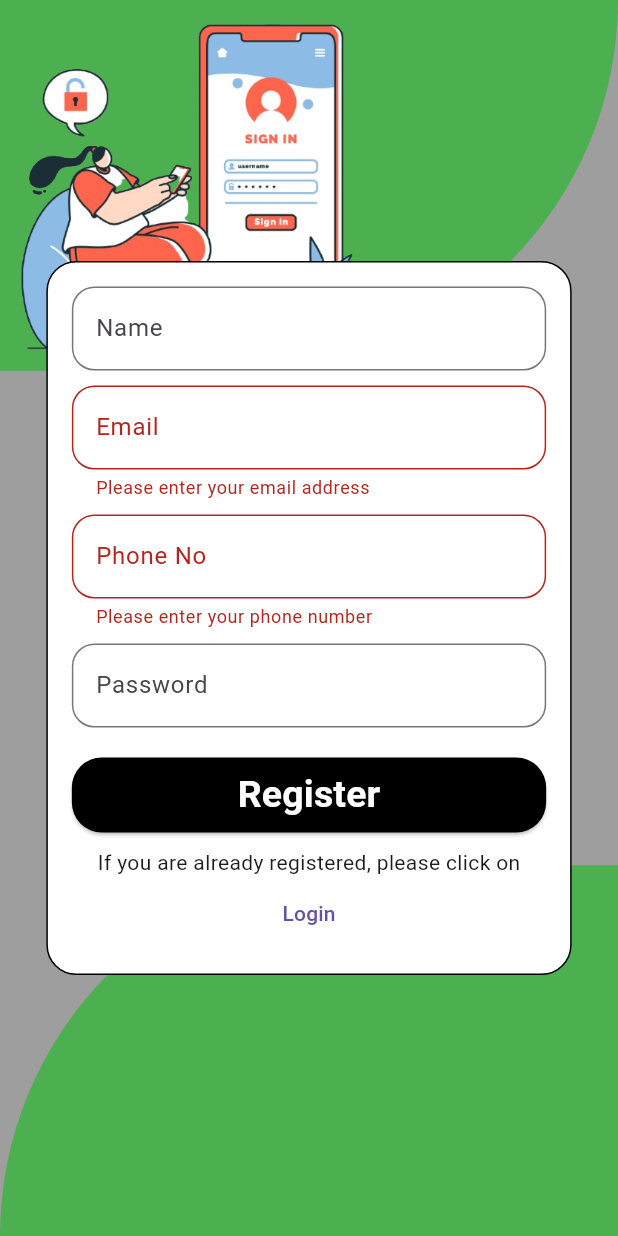
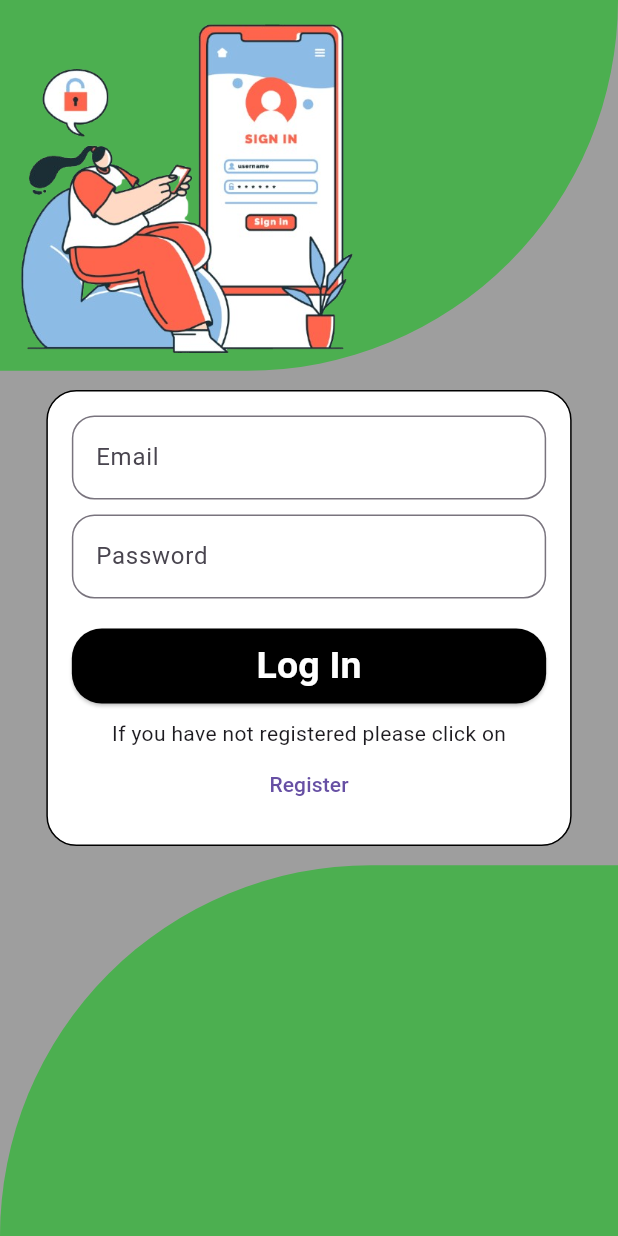
Before and after one commit to Tech-Gammer/Pharmacy_POS_SYSTEM, a Flutter app: the screen it shows after launch, after a tap on "Register", after a tap on "Login", on a phone screen of 412 x 824 dp. Run offline on Flutter 3.47's test engine with Material 3 defaults, Android fonts, the phone set to English and light mode, and no system bars; our stand-ins replace firebase_core, firebase_database; accounts and stored records are empty; generated files the repository leaves out were written again.

Commit message:
Added new

```diff
--- a/lib/auth_pages/Loginpage.dart
+++ b/lib/auth_pages/Loginpage.dart
@@ -0,0 +1,184 @@
+
+import 'package:flutter/material.dart';
+import 'package:provider/provider.dart';
+
+import '../Providers/userprovider.dart';
+import 'Registerpage.dart';
+
+class LoginPage extends StatefulWidget {
+  const LoginPage({super.key});
+
+  @override
+  State<LoginPage> createState() => _LoginPageState();
+}
+
+class _LoginPageState extends State<LoginPage> {
+  final TextEditingController emailController = TextEditingController();
+  final TextEditingController passwordController = TextEditingController();
+  final GlobalKey<FormState> _formKey = GlobalKey<FormState>();
+
+  @override
+  Widget build(BuildContext context) {
+    return Scaffold(
+      body: Stack(
+        children: [
+          // Full-screen grey container
+          Container(
+            color: Colors.grey,
+            width: double.infinity,
+            height: double.infinity,
+            child: Stack(
+              children: [
+                Container(
+                  height: MediaQuery.of(context).size.height * 0.3,
+                  width: double.infinity,
+                  decoration: BoxDecoration(
+                    color: Colors.green,
+                    borderRadius: BorderRadius.only(
+                      bottomRight: Radius.circular(280),
+                    ),
+                  ),
+                  child: Align(
+                    alignment: Alignment.bottomLeft,
+                    child: Image.asset('assets/images/login.png'),
+                  ),
+                ),
+                Align(
+                  alignment: Alignment.bottomCenter,
+                  child: Container(
+                    height: MediaQuery.of(context).size.height * 0.3,
+                    decoration: BoxDecoration(
+                      color: Colors.green,
+                      borderRadius: BorderRadius.only(
+                        topLeft: Radius.circular(280),
+                      ),
+                    ),
+                  ),
+                ),
+              ],
+            ),
+          ),
+
+          // Centered container on top of the grey container
+          Center(
+            child: Container(
+              width: MediaQuery.of(context).size.width * 0.85,
+              decoration: BoxDecoration(
+                color: Colors.white,
+                border: Border.all(width: 1),
+                borderRadius: BorderRadius.circular(20),
+              ),
+              child: Padding(
+                padding: const EdgeInsets.all(16.0),
+                child: Form(
+                  key: _formKey,
+                  child: Consumer<UserProvider>(
+                    builder: (context, authProvider, child) {
+                      return Column(
+                        mainAxisSize: MainAxisSize.min,
+                        children: [
+                          TextFormField(
+                            controller: emailController,
+                            decoration: const InputDecoration(
+                              hintText: "Enter Your Email Address",
+                              labelText: "Email",
+                              border: OutlineInputBorder(
+                                borderRadius: BorderRadius.all(Radius.circular(15)),
+                              ),
+                            ),
+                            validator: (value) {
+                              if (value == null || value.isEmpty) {
+                                return 'Please enter your email address';
+                              }
+                              String pattern = r'^[a-zA-Z0-9._%+-]+@[a-zA-Z0-9.-]+\.[a-zA-Z]{2,}$';
+                              RegExp regex = RegExp(pattern);
+                              if (!regex.hasMatch(value)) {
+                                return 'Please enter a valid email address';
+                              }
+                              return null;
+                            },
+                          ),
+                          const SizedBox(height: 10),
+                          TextFormField(
+                            controller: passwordController,
+                            decoration: const InputDecoration(
+                              hintText: "Enter Your Password",
+                              labelText: "Password",
+                              border: OutlineInputBorder(
+                                borderRadius: BorderRadius.all(Radius.circular(15)),
+                              ),
+                            ),
+                            obscureText: true,
+                          ),
+                          const SizedBox(height: 20),
+                          ElevatedButton(
+                            onPressed: authProvider.isLoggingIn
+                                ? null
+                                : () {
+                              if (_formKey.currentState!.validate()) {
+                                loginUser(authProvider);
+                              }
+                            },
+                            style: ElevatedButton.styleFrom(
+                              backgroundColor: Colors.black,
+                              shape: RoundedRectangleBorder(
+                                borderRadius: BorderRadius.circular(20),
+                              ),
+                              minimumSize: const Size(double.infinity, 50),
+                            ),
+                            child: authProvider.isLoggingIn
+                                ? const CircularProgressIndicator(color: Colors.white)
+                                : const Text(
+                              "Log In",
+                              style: TextStyle(fontSize: 25, color: Colors.white, fontWeight: FontWeight.bold),
+                            ),
+                          ),
+                          const SizedBox(height: 10),
+                          const Text("If you have not registered please click on"),
+                          TextButton(
+                            onPressed: () {
+                              Navigator.push(context, MaterialPageRoute(builder: (context) => RegisterPage()));
+                            },
+                            child: const Text("Register"),
+                          ),
+                        ],
+                      );
+                    },
+                  ),
+                ),
+              ),
+            ),
+          ),
+        ],
+      ),
+    );
+  }
+
+  void loginUser(UserProvider authProvider) async {
+    try {
+      String? role = await authProvider.loginUser(
+        emailController.text.trim(),
+        passwordController.text.trim(),
+      );
+
+      // Use a switch-case or if-else for clearer role handling
+      switch (role) {
+        case 'Manager':
+          Navigator.pushReplacementNamed(context, '/managerpage');
+          break;
+        case 'User':
+          Navigator.pushReplacementNamed(context, '/employeepage');
+
+          break;
+        default:
+          _showSnackbar(context, 'User data not found for Employee,or Manager.');
+      }
+    } catch (e) {
+      _showSnackbar(context, 'Error: ${e.toString()}');
+    }
+  }
+
+  void _showSnackbar(BuildContext context, String message) {
+    ScaffoldMessenger.of(context).showSnackBar(SnackBar(content: Text(message)));
+  }
+}
--- a/lib/auth_pages/Registerpage.dart
+++ b/lib/auth_pages/Registerpage.dart
@@ -3,6 +3,7 @@ import 'package:provider/provider.dart';
 
 import '../Models/usermodel.dart';
 import '../Providers/userprovider.dart';
+import 'Loginpage.dart';
 
 
 class RegisterPage extends StatefulWidget {
@@ -42,7 +43,14 @@ class _RegisterPageState extends State<RegisterPage> {
       await userProvider.registerUser(user);
       ScaffoldMessenger.of(context).showSnackBar(
         const SnackBar(content: Text('Registration successful!')),
+
       );
+
+      nc.clear();
+      ec.clear();
+      phonec.clear();
+      pass.clear();
+
       // Optionally, navigate to another page or clear fields here.
     } catch (e) {
       ScaffoldMessenger.of(context).showSnackBar(
@@ -207,8 +215,8 @@ class _RegisterPageState extends State<RegisterPage> {
                       const Text("If you are already registered, please click on"),
                       TextButton(
                         onPressed: () {
-                          // Navigator.push(context, MaterialPageRoute(
-                          //     builder: (context) => const LoginPage()));
+                          Navigator.push(context, MaterialPageRoute(
+                              builder: (context) => const LoginPage()));
                         },
                         child: const Text("Login"),
                       ),
--- a/lib/main.dart
+++ b/lib/main.dart
@@ -24,6 +24,7 @@ class MyApp extends StatelessWidget {
 
       ],
       child: MaterialApp(
+        debugShowCheckedModeBanner: false,
         title: 'Pharmacy POS',
         home: RegisterPage(),
       ),
```
Also changed, not shown: lib/Providers/userprovider.dart (+38 -0 lines).
